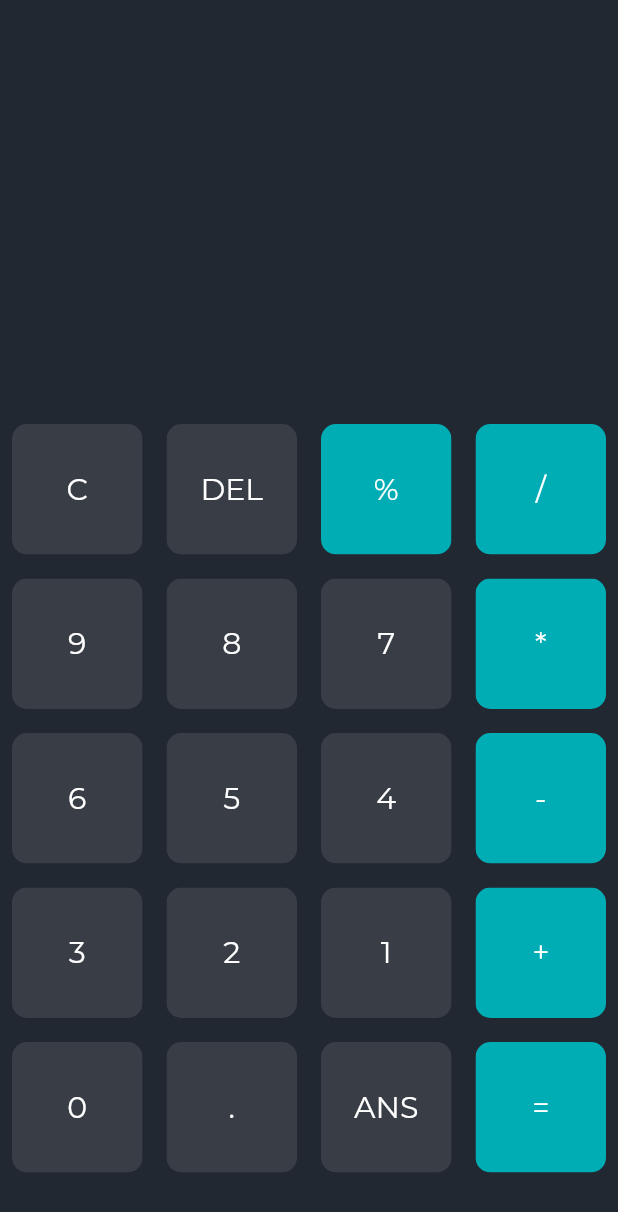
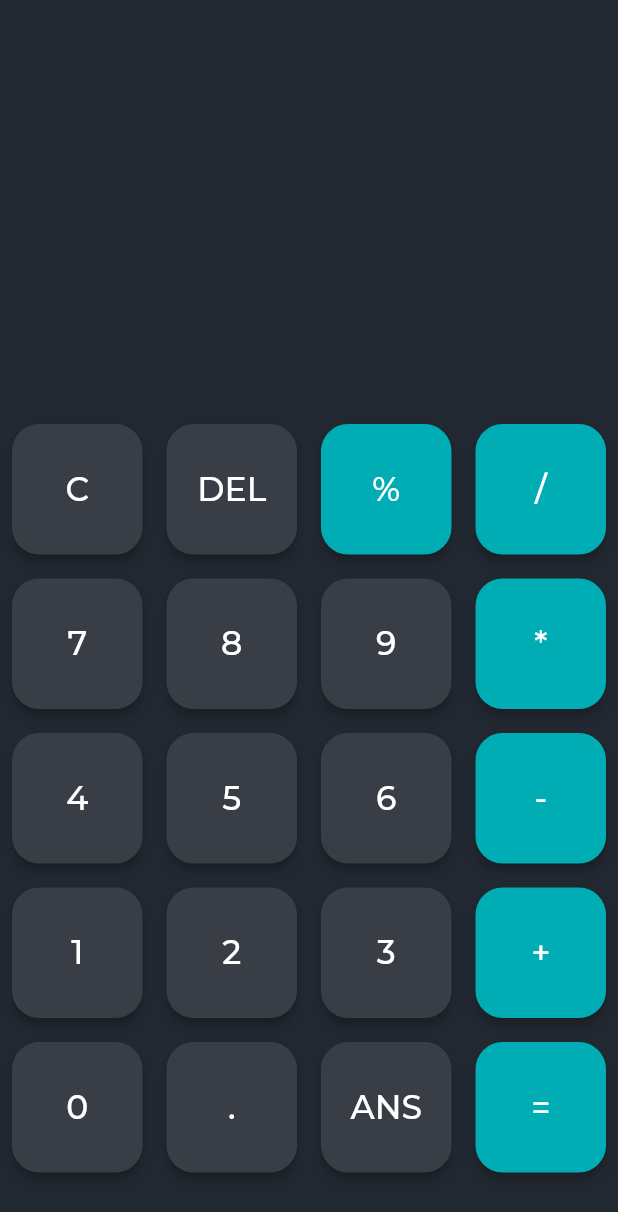
Before and after one commit to EvertonWingert/calculadora-flutter, a Flutter app: the screen it shows after launch, on a phone screen of 412 x 824 dp. Shown: the top 1212 px of the screen. Run offline on Flutter 3.47's test engine with Material 2 defaults, Android fonts, the phone set to English and light mode, and no system bars; our stand-ins replace google_fonts, math_expressions.

```diff
--- a/lib/button.dart
+++ /dev/null
@@ -1,39 +0,0 @@
-import 'package:flutter/material.dart';
-import 'package:google_fonts/google_fonts.dart';
-
-class Button extends StatelessWidget {
-  final color;
-  final textColor;
-  final String buttonText;
-  final buttonTapped;
-  Button(
-      {Key key,
-      this.color,
-      this.textColor,
-      this.buttonText,
-      this.buttonTapped});
-
-  @override
-  Widget build(BuildContext context) {
-    return GestureDetector(
-      onTap: buttonTapped,
-      child: Padding(
-        padding: const EdgeInsets.all(8),
-        child: ClipRRect(
-          borderRadius: BorderRadius.circular(10),
-          child: Container(
-            color: color,
-            child: Center(
-              child: Text(
-                buttonText,
-                style:GoogleFonts.montserrat(textStyle: TextStyle(
-                    color: textColor,
-                    fontSize: 20,)),
-              ),
-            ),
-          ),
-        ),
-      ),
-    );
-  }
-}
--- a/lib/main.dart
+++ b/lib/main.dart
@@ -1,6 +1,6 @@
 import 'package:flutter/material.dart';
+import 'package:google_fonts/google_fonts.dart';
 
-import 'package:calculadora/button.dart';
 import 'package:math_expressions/math_expressions.dart';
 
 void main() {
@@ -26,7 +26,7 @@ class Calculadora extends StatefulWidget {
 }
 
 class _CalculadoraState extends State<Calculadora> {
-  final bgPrimarysColor = const Color(0xff222831);
+  final bgPrimaryColor = const Color(0xff222831);
   final bgSecundaryColor = const Color(0xff393e46);
   final highlightColor = const Color(0xff00adb5);
 
@@ -39,17 +39,17 @@ class _CalculadoraState extends State<Calculadora> {
     'DEL',
     '%',
     '/',
+    '7',
+    '8',
     '9',
-    '8',
-    '7',
     '*',
-    '6',
+    '4',
     '5',
-    "4",
+    "6",
     '-',
+    '1',
+    '2',
     '3',
-    '2',
-    '1',
     '+',
     '0',
     '.',
@@ -60,7 +60,7 @@ class _CalculadoraState extends State<Calculadora> {
   @override
   Widget build(BuildContext context) {
     return Scaffold(
-      backgroundColor: bgPrimarysColor,
+      backgroundColor: bgPrimaryColor,
       body: SafeArea(
         child: Column(
           mainAxisAlignment: MainAxisAlignment.spaceEvenly,
@@ -97,8 +97,10 @@ class _CalculadoraState extends State<Calculadora> {
                       gridDelegate: SliverGridDelegateWithFixedCrossAxisCount(
                           crossAxisCount: 4),
                       itemBuilder: (BuildContext contex, int index) {
-                        return Button(
-                          buttonTapped: () {
+                        return Padding(
+                          padding: const EdgeInsets.all(8.0),
+                          child: RaisedButton(
+                            onPressed: () {
                               if (buttons[index] == 'C') {
                                 clearScreenOp();
                                 clearScreenResult();
@@ -116,11 +118,21 @@ class _CalculadoraState extends State<Calculadora> {
                                 });
                               }
                             },
-                          buttonText: buttons[index],
+                            child: Text(
+                              buttons[index],
+                              style: GoogleFonts.montserrat(fontSize: 22),
+                            ),
+                            textColor: Colors.white,
+                            elevation: 3,
+                            splashColor: !isOperator(buttons[index])
+                                ? highlightColor
+                                : bgSecundaryColor,
+                            shape: RoundedRectangleBorder(
+                                borderRadius: BorderRadius.circular(18.0)),
                             color: isOperator(buttons[index])
                                 ? highlightColor
                                 : bgSecundaryColor,
-                          textColor: Colors.white,
+                          ),
                         );
                       }),
                 ),
```
Also changed, not shown: 1 other file. Lines whose indentation alone changed are shown as unchanged.
